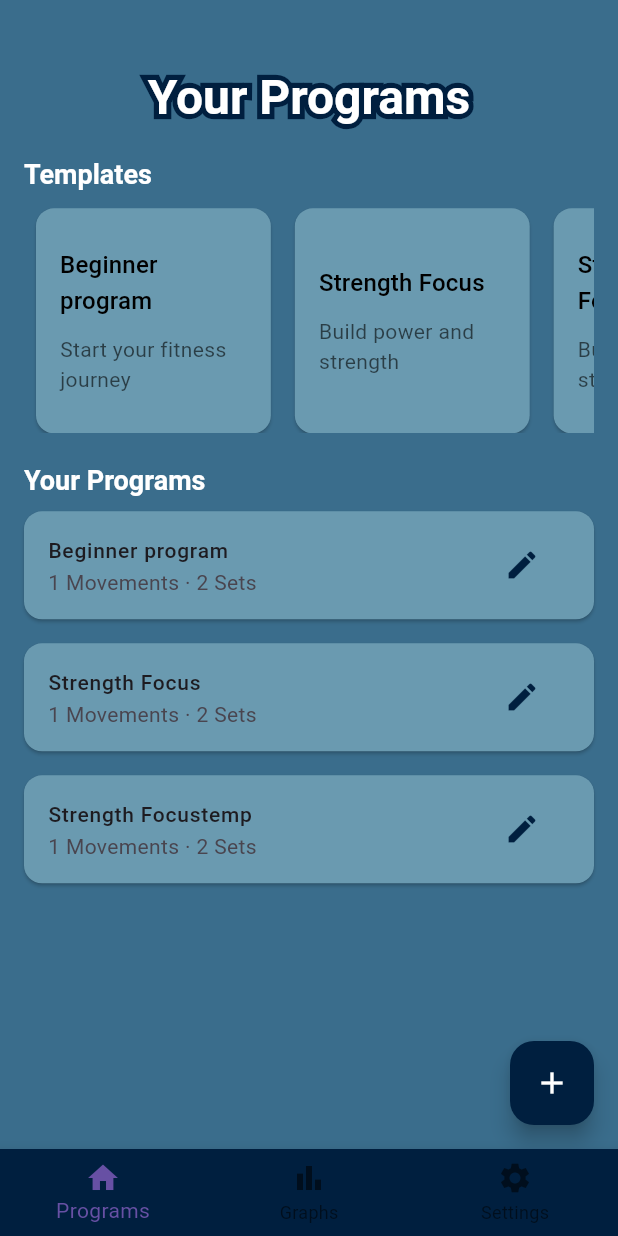
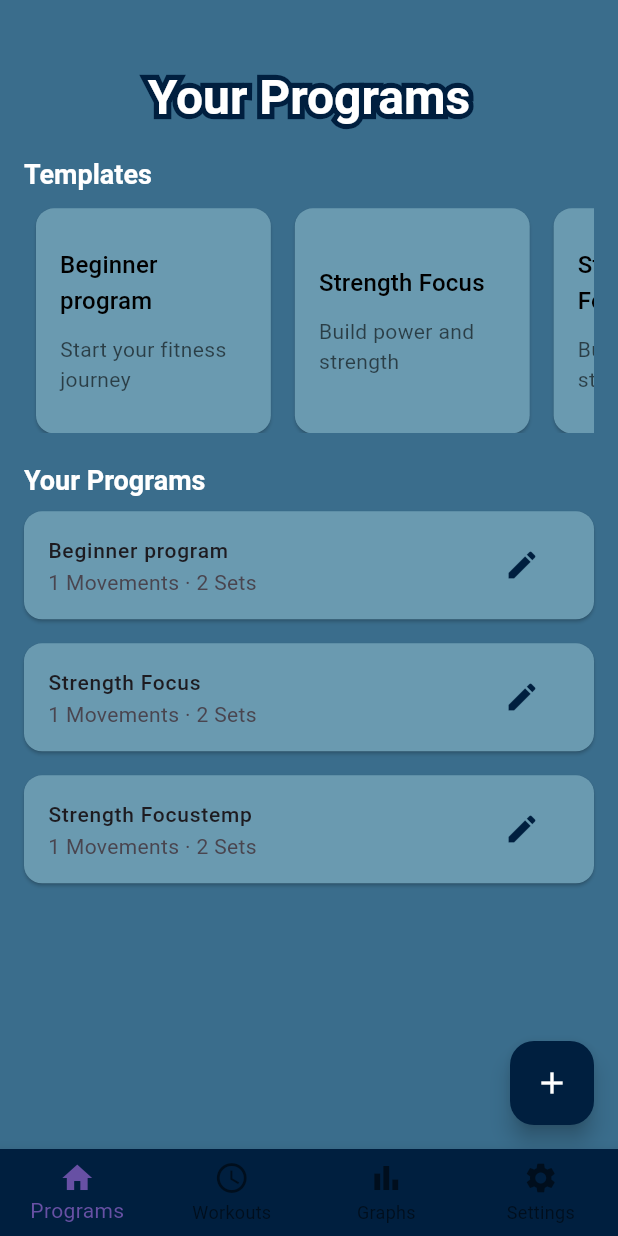
Before and after one commit to namaelsan/stronger, a Flutter app: the MainMenu screen opened directly, on a phone screen of 412 x 824 dp. Run offline on Flutter 3.47's test engine with Material 3 defaults, Android fonts, the phone set to English and light mode, and no system bars.

Commit message:
added workouts

```diff
--- a/lib/mainMenu.dart
+++ b/lib/mainMenu.dart
@@ -1,22 +1,24 @@
 import 'package:flutter/material.dart';
-import 'mylib.dart';
 import 'stats.dart';
 import 'Programs/programs.dart';
 import 'settings.dart';
+import 'workouts.dart';
 
-class MainMenu extends StatefulWidget{
+class MainMenu extends StatefulWidget {
+  const MainMenu({super.key});
+
   @override
   State<StatefulWidget> createState() {
     return _MainMenuState();
   }
 }
 
-class _MainMenuState extends State<MainMenu>{
-
+class _MainMenuState extends State<MainMenu> {
   int _currentIndex = 0;
 
   final List<Widget> _pages = [
     ProgramsPage(),
+    WorkoutsPage(),
     StatsPage(),
     SettingsPage(),
   ];
@@ -24,25 +26,25 @@ class _MainMenuState extends State<MainMenu>{
   @override
   Widget build(BuildContext context) {
     return Scaffold(
-      // appBar: AppBar(title: Text("Stronger",style: Theme.of(context).textTheme.headlineMedium,)),
       body: IndexedStack(
         index: _currentIndex,
         children: _pages,
       ),
       bottomNavigationBar: BottomNavigationBar(
         currentIndex: _currentIndex,
-          onTap: (index){
+        onTap: (index) {
           setState(() {
             _currentIndex = index;
           });
         },
-          items: [
+        type: BottomNavigationBarType.fixed,
+        items: const [
           BottomNavigationBarItem(icon: Icon(Icons.home), label: "Programs"),
-            BottomNavigationBarItem(icon: Icon(Icons.bar_chart),label: "Graphs"),
-            BottomNavigationBarItem(icon: Icon(Icons.settings),label: "Settings"),
+          BottomNavigationBarItem(icon: Icon(Icons.access_time), label: "Workouts"),
+          BottomNavigationBarItem(icon: Icon(Icons.bar_chart), label: "Graphs"),
+          BottomNavigationBarItem(icon: Icon(Icons.settings), label: "Settings"),
         ],
       ),
     );
   }
-
 }
```
Lines whose indentation alone changed are shown as unchanged.
